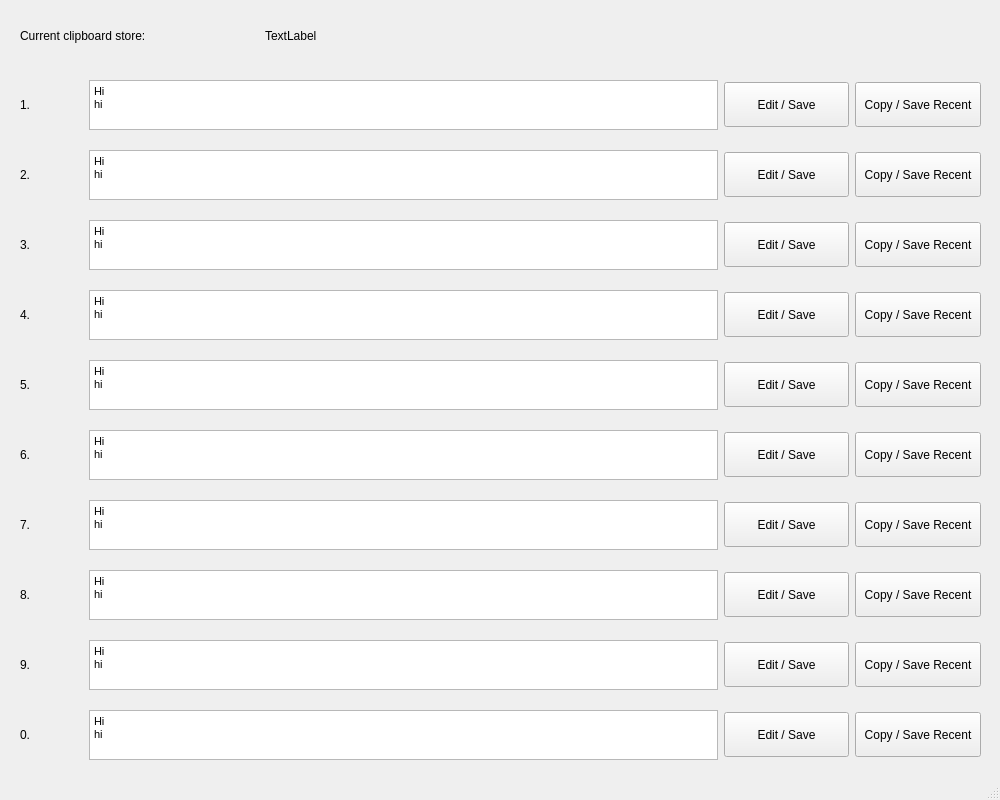
Old version of the form clipboard.ui in the repository Ivan-812/Better-clipboard.
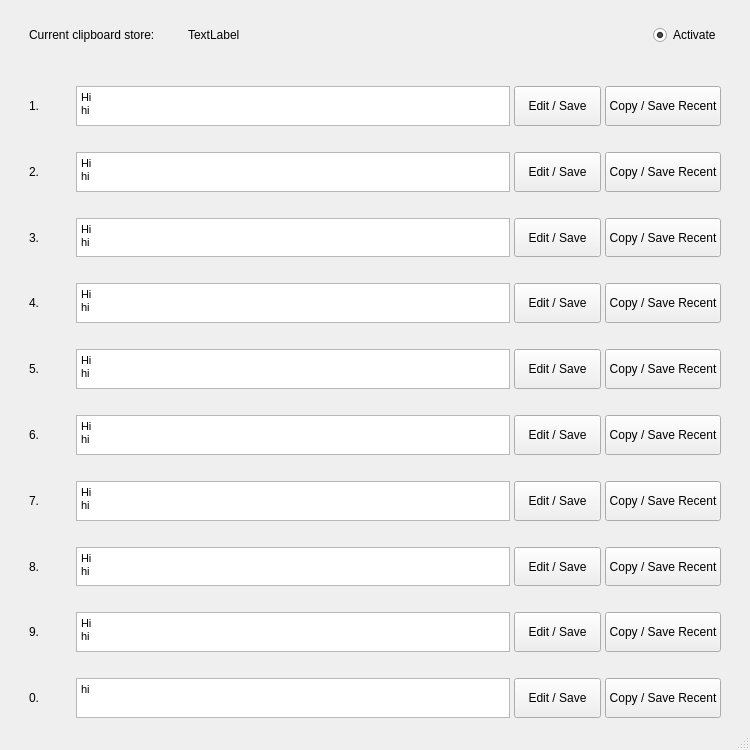
New version of the form.

```diff
--- a/clipboard.ui
+++ b/clipboard.ui
@@ -6,24 +6,35 @@
    <rect>
     <x>0</x>
     <y>0</y>
-    <width>1000</width>
-    <height>800</height>
+    <width>750</width>
+    <height>750</height>
    </rect>
   </property>
+  <property name="sizePolicy">
+   <sizepolicy hsizetype="MinimumExpanding" vsizetype="MinimumExpanding">
+    <horstretch>0</horstretch>
+    <verstretch>0</verstretch>
+   </sizepolicy>
+  </property>
+  <property name="minimumSize">
+   <size>
+    <width>750</width>
+    <height>750</height>
+   </size>
+  </property>
   <property name="windowTitle">
    <string>Better Clipboard</string>
   </property>
   <widget class="QWidget" name="centralwidget">
-   <widget class="QWidget" name="horizontalLayoutWidget">
-    <property name="geometry">
-     <rect>
-      <x>0</x>
-      <y>0</y>
-      <width>1001</width>
-      <height>71</height>
-     </rect>
+   <layout class="QVBoxLayout" name="verticalLayout" stretch="0,0,0,0,0,0,0,0,0,0,0">
+    <property name="topMargin">
+     <number>0</number>
     </property>
-    <layout class="QHBoxLayout" name="recent_layout" stretch="1,3">
+    <property name="bottomMargin">
+     <number>0</number>
+    </property>
+    <item>
+     <layout class="QHBoxLayout" name="recent_layout" stretch="1,3,0">
      <property name="leftMargin">
       <number>20</number>
      </property>
@@ -45,23 +56,40 @@
      </item>
      <item>
       <widget class="QLabel" name="current_value">
+        <property name="minimumSize">
+         <size>
+          <width>0</width>
+          <height>30</height>
+         </size>
+        </property>
+        <property name="maximumSize">
+         <size>
+          <width>16777215</width>
+          <height>30</height>
+         </size>
+        </property>
        <property name="text">
         <string>TextLabel</string>
        </property>
       </widget>
      </item>
-    </layout>
-   </widget>
-   <widget class="QWidget" name="horizontalLayoutWidget_2">
-    <property name="geometry">
-     <rect>
-      <x>0</x>
-      <y>70</y>
-      <width>1001</width>
-      <height>70</height>
-     </rect>
-    </property>
+      <item>
+       <widget class="QRadioButton" name="clipboard_active">
+        <property name="text">
+         <string>Activate</string>
+        </property>
+        <property name="checked">
+         <bool>true</bool>
+        </property>
+       </widget>
+      </item>
+     </layout>
+    </item>
+    <item>
     <layout class="QHBoxLayout" name="entry_hori_1" stretch="1,10,2,2">
+      <property name="spacing">
+       <number>4</number>
+      </property>
      <property name="leftMargin">
       <number>20</number>
      </property>
@@ -95,13 +123,13 @@
        <property name="minimumSize">
         <size>
          <width>200</width>
-         <height>50</height>
+          <height>30</height>
         </size>
        </property>
        <property name="maximumSize">
         <size>
          <width>10000</width>
-         <height>100</height>
+          <height>50</height>
         </size>
        </property>
        <property name="baseSize">
@@ -165,17 +193,12 @@
       </widget>
      </item>
     </layout>
-   </widget>
-   <widget class="QWidget" name="horizontalLayoutWidget_3">
-    <property name="geometry">
-     <rect>
-      <x>0</x>
-      <y>140</y>
-      <width>1001</width>
-      <height>70</height>
-     </rect>
-    </property>
+    </item>
+    <item>
     <layout class="QHBoxLayout" name="entry_hori_2" stretch="1,10,2,2">
+      <property name="spacing">
+       <number>4</number>
+      </property>
      <property name="leftMargin">
       <number>20</number>
      </property>
@@ -209,13 +232,13 @@
        <property name="minimumSize">
         <size>
          <width>200</width>
-         <height>50</height>
+          <height>30</height>
         </size>
        </property>
        <property name="maximumSize">
         <size>
          <width>10000</width>
-         <height>100</height>
+          <height>50</height>
         </size>
        </property>
        <property name="baseSize">
@@ -279,17 +302,121 @@
       </widget>
      </item>
     </layout>
-   </widget>
-   <widget class="QWidget" name="horizontalLayoutWidget_4">
-    <property name="geometry">
-     <rect>
-      <x>0</x>
-      <y>280</y>
-      <width>1001</width>
-      <height>70</height>
-     </rect>
-    </property>
+    </item>
+    <item>
+     <layout class="QHBoxLayout" name="entry_hori_3" stretch="1,10,2,2">
+      <property name="spacing">
+       <number>4</number>
+      </property>
+      <property name="leftMargin">
+       <number>20</number>
+      </property>
+      <property name="topMargin">
+       <number>10</number>
+      </property>
+      <property name="rightMargin">
+       <number>20</number>
+      </property>
+      <property name="bottomMargin">
+       <number>10</number>
+      </property>
+      <item>
+       <widget class="QLabel" name="entry_choice_3">
+        <property name="text">
+         <string>3.</string>
+        </property>
+       </widget>
+      </item>
+      <item>
+       <widget class="QTextEdit" name="entry_textEdit_3">
+        <property name="enabled">
+         <bool>true</bool>
+        </property>
+        <property name="sizePolicy">
+         <sizepolicy hsizetype="Expanding" vsizetype="Expanding">
+          <horstretch>0</horstretch>
+          <verstretch>0</verstretch>
+         </sizepolicy>
+        </property>
+        <property name="minimumSize">
+         <size>
+          <width>200</width>
+          <height>30</height>
+         </size>
+        </property>
+        <property name="maximumSize">
+         <size>
+          <width>10000</width>
+          <height>50</height>
+         </size>
+        </property>
+        <property name="baseSize">
+         <size>
+          <width>200</width>
+          <height>50</height>
+         </size>
+        </property>
+        <property name="html">
+         <string>&lt;!DOCTYPE HTML PUBLIC &quot;-//W3C//DTD HTML 4.0//EN&quot; &quot;http://www.w3.org/TR/REC-html40/strict.dtd&quot;&gt;
+&lt;html&gt;&lt;head&gt;&lt;meta name=&quot;qrichtext&quot; content=&quot;1&quot; /&gt;&lt;style type=&quot;text/css&quot;&gt;
+p, li { white-space: pre-wrap; }
+&lt;/style&gt;&lt;/head&gt;&lt;body style=&quot; font-family:'MS Shell Dlg 2'; font-size:8pt; font-weight:400; font-style:normal;&quot;&gt;
+&lt;p style=&quot; margin-top:0px; margin-bottom:0px; margin-left:0px; margin-right:0px; -qt-block-indent:0; text-indent:0px;&quot;&gt;Hi&lt;/p&gt;
+&lt;p style=&quot; margin-top:0px; margin-bottom:0px; margin-left:0px; margin-right:0px; -qt-block-indent:0; text-indent:0px;&quot;&gt;hi&lt;/p&gt;&lt;/body&gt;&lt;/html&gt;</string>
+        </property>
+       </widget>
+      </item>
+      <item>
+       <widget class="QPushButton" name="entry_edit_button_3">
+        <property name="sizePolicy">
+         <sizepolicy hsizetype="Minimum" vsizetype="Expanding">
+          <horstretch>0</horstretch>
+          <verstretch>0</verstretch>
+         </sizepolicy>
+        </property>
+        <property name="maximumSize">
+         <size>
+          <width>16777215</width>
+          <height>45</height>
+         </size>
+        </property>
+        <property name="text">
+         <string>Edit / Save</string>
+        </property>
+       </widget>
+      </item>
+      <item>
+       <widget class="QPushButton" name="entry_copy_button_3">
+        <property name="sizePolicy">
+         <sizepolicy hsizetype="Minimum" vsizetype="Expanding">
+          <horstretch>0</horstretch>
+          <verstretch>0</verstretch>
+         </sizepolicy>
+        </property>
+        <property name="minimumSize">
+         <size>
+          <width>0</width>
+          <height>0</height>
+         </size>
+        </property>
+        <property name="maximumSize">
+         <size>
+          <width>16777215</width>
+          <height>45</height>
+         </size>
+        </property>
+        <property name="text">
+         <string>Copy / Save Recent</string>
+        </property>
+       </widget>
+      </item>
+     </layout>
+    </item>
+    <item>
     <layout class="QHBoxLayout" name="entry_hori_4" stretch="1,10,2,2">
+      <property name="spacing">
+       <number>4</number>
+      </property>
      <property name="leftMargin">
       <number>20</number>
      </property>
@@ -323,13 +450,13 @@
        <property name="minimumSize">
         <size>
          <width>200</width>
-         <height>50</height>
+          <height>30</height>
         </size>
        </property>
        <property name="maximumSize">
         <size>
          <width>10000</width>
-         <height>100</height>
+          <height>50</height>
         </size>
        </property>
        <property name="baseSize">
@@ -393,17 +520,12 @@
       </widget>
      </item>
     </layout>
-   </widget>
-   <widget class="QWidget" name="horizontalLayoutWidget_5">
-    <property name="geometry">
-     <rect>
-      <x>0</x>
-      <y>350</y>
-      <width>1001</width>
-      <height>70</height>
-     </rect>
-    </property>
+    </item>
+    <item>
     <layout class="QHBoxLayout" name="entry_hori_5" stretch="1,10,2,2">
+      <property name="spacing">
+       <number>4</number>
+      </property>
      <property name="leftMargin">
       <number>20</number>
      </property>
@@ -437,13 +559,13 @@
        <property name="minimumSize">
         <size>
          <width>200</width>
-         <height>50</height>
+          <height>30</height>
         </size>
        </property>
        <property name="maximumSize">
         <size>
          <width>10000</width>
-         <height>100</height>
+          <height>50</height>
         </size>
        </property>
        <property name="baseSize">
@@ -507,17 +629,12 @@
       </widget>
      </item>
     </layout>
-   </widget>
-   <widget class="QWidget" name="horizontalLayoutWidget_6">
-    <property name="geometry">
-     <rect>
-      <x>0</x>
-      <y>420</y>
-      <width>1001</width>
-      <height>70</height>
-     </rect>
-    </property>
+    </item>
+    <item>
     <layout class="QHBoxLayout" name="entry_hori_6" stretch="1,10,2,2">
+      <property name="spacing">
+       <number>4</number>
+      </property>
      <property name="leftMargin">
       <number>20</number>
      </property>
@@ -551,13 +668,13 @@
        <property name="minimumSize">
         <size>
          <width>200</width>
-         <height>50</height>
+          <height>30</height>
         </size>
        </property>
        <property name="maximumSize">
         <size>
          <width>10000</width>
-         <height>100</height>
+          <height>50</height>
         </size>
        </property>
        <property name="baseSize">
@@ -621,17 +738,12 @@
       </widget>
      </item>
     </layout>
-   </widget>
-   <widget class="QWidget" name="horizontalLayoutWidget_7">
-    <property name="geometry">
-     <rect>
-      <x>0</x>
-      <y>490</y>
-      <width>1001</width>
-      <height>70</height>
-     </rect>
-    </property>
+    </item>
+    <item>
     <layout class="QHBoxLayout" name="entry_hori_7" stretch="1,10,2,2">
+      <property name="spacing">
+       <number>4</number>
+      </property>
      <property name="leftMargin">
       <number>20</number>
      </property>
@@ -665,13 +777,13 @@
        <property name="minimumSize">
         <size>
          <width>200</width>
-         <height>50</height>
+          <height>30</height>
         </size>
        </property>
        <property name="maximumSize">
         <size>
          <width>10000</width>
-         <height>100</height>
+          <height>50</height>
         </size>
        </property>
        <property name="baseSize">
@@ -735,17 +847,12 @@
       </widget>
      </item>
     </layout>
-   </widget>
-   <widget class="QWidget" name="horizontalLayoutWidget_8">
-    <property name="geometry">
-     <rect>
-      <x>0</x>
-      <y>560</y>
-      <width>1001</width>
-      <height>70</height>
-     </rect>
-    </property>
+    </item>
+    <item>
     <layout class="QHBoxLayout" name="entry_hori_8" stretch="1,10,2,2">
+      <property name="spacing">
+       <number>4</number>
+      </property>
      <property name="leftMargin">
       <number>20</number>
      </property>
@@ -779,13 +886,13 @@
        <property name="minimumSize">
         <size>
          <width>200</width>
-         <height>50</height>
+          <height>30</height>
         </size>
        </property>
        <property name="maximumSize">
         <size>
          <width>10000</width>
-         <height>100</height>
+          <height>50</height>
         </size>
        </property>
        <property name="baseSize">
@@ -849,17 +956,12 @@
       </widget>
      </item>
     </layout>
-   </widget>
-   <widget class="QWidget" name="horizontalLayoutWidget_9">
-    <property name="geometry">
-     <rect>
-      <x>0</x>
-      <y>630</y>
-      <width>1001</width>
-      <height>70</height>
-     </rect>
-    </property>
+    </item>
+    <item>
     <layout class="QHBoxLayout" name="entry_hori_9" stretch="1,10,2,2">
+      <property name="spacing">
+       <number>4</number>
+      </property>
      <property name="leftMargin">
       <number>20</number>
      </property>
@@ -893,13 +995,13 @@
        <property name="minimumSize">
         <size>
          <width>200</width>
-         <height>50</height>
+          <height>30</height>
         </size>
        </property>
        <property name="maximumSize">
         <size>
          <width>10000</width>
-         <height>100</height>
+          <height>50</height>
         </size>
        </property>
        <property name="baseSize">
@@ -963,17 +1065,12 @@
       </widget>
      </item>
     </layout>
-   </widget>
-   <widget class="QWidget" name="horizontalLayoutWidget_10">
-    <property name="geometry">
-     <rect>
-      <x>0</x>
-      <y>700</y>
-      <width>1001</width>
-      <height>70</height>
-     </rect>
-    </property>
+    </item>
+    <item>
     <layout class="QHBoxLayout" name="entry_hori_0" stretch="1,10,2,2">
+      <property name="spacing">
+       <number>4</number>
+      </property>
      <property name="leftMargin">
       <number>20</number>
      </property>
@@ -1007,13 +1104,13 @@
        <property name="minimumSize">
         <size>
          <width>200</width>
-         <height>50</height>
+          <height>30</height>
         </size>
        </property>
        <property name="maximumSize">
         <size>
          <width>10000</width>
-         <height>100</height>
+          <height>50</height>
         </size>
        </property>
        <property name="baseSize">
@@ -1027,7 +1124,6 @@
 &lt;html&gt;&lt;head&gt;&lt;meta name=&quot;qrichtext&quot; content=&quot;1&quot; /&gt;&lt;style type=&quot;text/css&quot;&gt;
 p, li { white-space: pre-wrap; }
 &lt;/style&gt;&lt;/head&gt;&lt;body style=&quot; font-family:'MS Shell Dlg 2'; font-size:8pt; font-weight:400; font-style:normal;&quot;&gt;
-&lt;p style=&quot; margin-top:0px; margin-bottom:0px; margin-left:0px; margin-right:0px; -qt-block-indent:0; text-indent:0px;&quot;&gt;Hi&lt;/p&gt;
 &lt;p style=&quot; margin-top:0px; margin-bottom:0px; margin-left:0px; margin-right:0px; -qt-block-indent:0; text-indent:0px;&quot;&gt;hi&lt;/p&gt;&lt;/body&gt;&lt;/html&gt;</string>
        </property>
       </widget>
@@ -1077,121 +1173,8 @@
       </widget>
      </item>
     </layout>
-   </widget>
-   <widget class="QWidget" name="horizontalLayoutWidget_11">
-    <property name="geometry">
-     <rect>
-      <x>0</x>
-      <y>210</y>
-      <width>1001</width>
-      <height>70</height>
-     </rect>
-    </property>
-    <layout class="QHBoxLayout" name="entry_hori_3" stretch="1,10,2,2">
-     <property name="leftMargin">
-      <number>20</number>
-     </property>
-     <property name="topMargin">
-      <number>10</number>
-     </property>
-     <property name="rightMargin">
-      <number>20</number>
-     </property>
-     <property name="bottomMargin">
-      <number>10</number>
-     </property>
-     <item>
-      <widget class="QLabel" name="entry_choice_3">
-       <property name="text">
-        <string>3.</string>
-       </property>
-      </widget>
-     </item>
-     <item>
-      <widget class="QTextEdit" name="entry_textEdit_3">
-       <property name="enabled">
-        <bool>true</bool>
-       </property>
-       <property name="sizePolicy">
-        <sizepolicy hsizetype="Expanding" vsizetype="Expanding">
-         <horstretch>0</horstretch>
-         <verstretch>0</verstretch>
-        </sizepolicy>
-       </property>
-       <property name="minimumSize">
-        <size>
-         <width>200</width>
-         <height>50</height>
-        </size>
-       </property>
-       <property name="maximumSize">
-        <size>
-         <width>10000</width>
-         <height>100</height>
-        </size>
-       </property>
-       <property name="baseSize">
-        <size>
-         <width>200</width>
-         <height>50</height>
-        </size>
-       </property>
-       <property name="html">
-        <string>&lt;!DOCTYPE HTML PUBLIC &quot;-//W3C//DTD HTML 4.0//EN&quot; &quot;http://www.w3.org/TR/REC-html40/strict.dtd&quot;&gt;
-&lt;html&gt;&lt;head&gt;&lt;meta name=&quot;qrichtext&quot; content=&quot;1&quot; /&gt;&lt;style type=&quot;text/css&quot;&gt;
-p, li { white-space: pre-wrap; }
-&lt;/style&gt;&lt;/head&gt;&lt;body style=&quot; font-family:'MS Shell Dlg 2'; font-size:8pt; font-weight:400; font-style:normal;&quot;&gt;
-&lt;p style=&quot; margin-top:0px; margin-bottom:0px; margin-left:0px; margin-right:0px; -qt-block-indent:0; text-indent:0px;&quot;&gt;Hi&lt;/p&gt;
-&lt;p style=&quot; margin-top:0px; margin-bottom:0px; margin-left:0px; margin-right:0px; -qt-block-indent:0; text-indent:0px;&quot;&gt;hi&lt;/p&gt;&lt;/body&gt;&lt;/html&gt;</string>
-       </property>
-      </widget>
-     </item>
-     <item>
-      <widget class="QPushButton" name="entry_edit_button_3">
-       <property name="sizePolicy">
-        <sizepolicy hsizetype="Minimum" vsizetype="Expanding">
-         <horstretch>0</horstretch>
-         <verstretch>0</verstretch>
-        </sizepolicy>
-       </property>
-       <property name="maximumSize">
-        <size>
-         <width>16777215</width>
-         <height>45</height>
-        </size>
-       </property>
-       <property name="text">
-        <string>Edit / Save</string>
-       </property>
-      </widget>
-     </item>
-     <item>
-      <widget class="QPushButton" name="entry_copy_button_3">
-       <property name="sizePolicy">
-        <sizepolicy hsizetype="Minimum" vsizetype="Expanding">
-         <horstretch>0</horstretch>
-         <verstretch>0</verstretch>
-        </sizepolicy>
-       </property>
-       <property name="minimumSize">
-        <size>
-         <width>0</width>
-         <height>0</height>
-        </size>
-       </property>
-       <property name="maximumSize">
-        <size>
-         <width>16777215</width>
-         <height>45</height>
-        </size>
-       </property>
-       <property name="text">
-        <string>Copy / Save Recent</string>
-       </property>
-      </widget>
-     </item>
-    </layout>
-   </widget>
+    </item>
+   </layout>
   </widget>
   <widget class="QMenuBar" name="menubar">
    <property name="geometry">
```
Left out of the diff: 2 changed lines with no effect on the pictures. Lines whose indentation alone changed are shown as unchanged.
